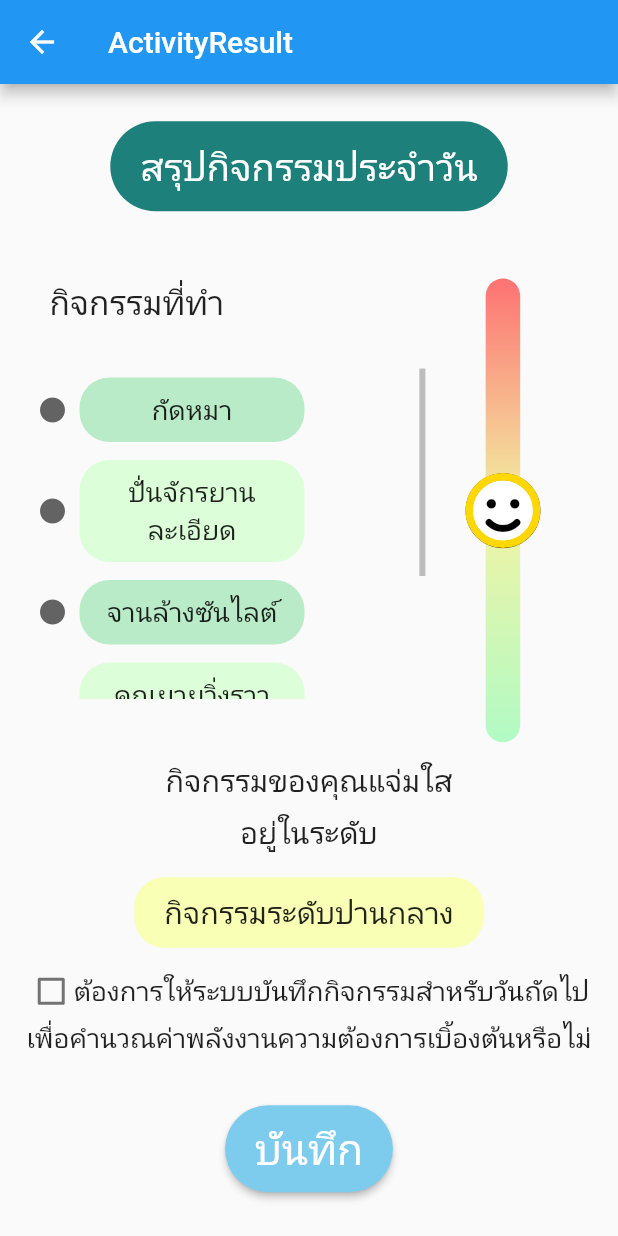
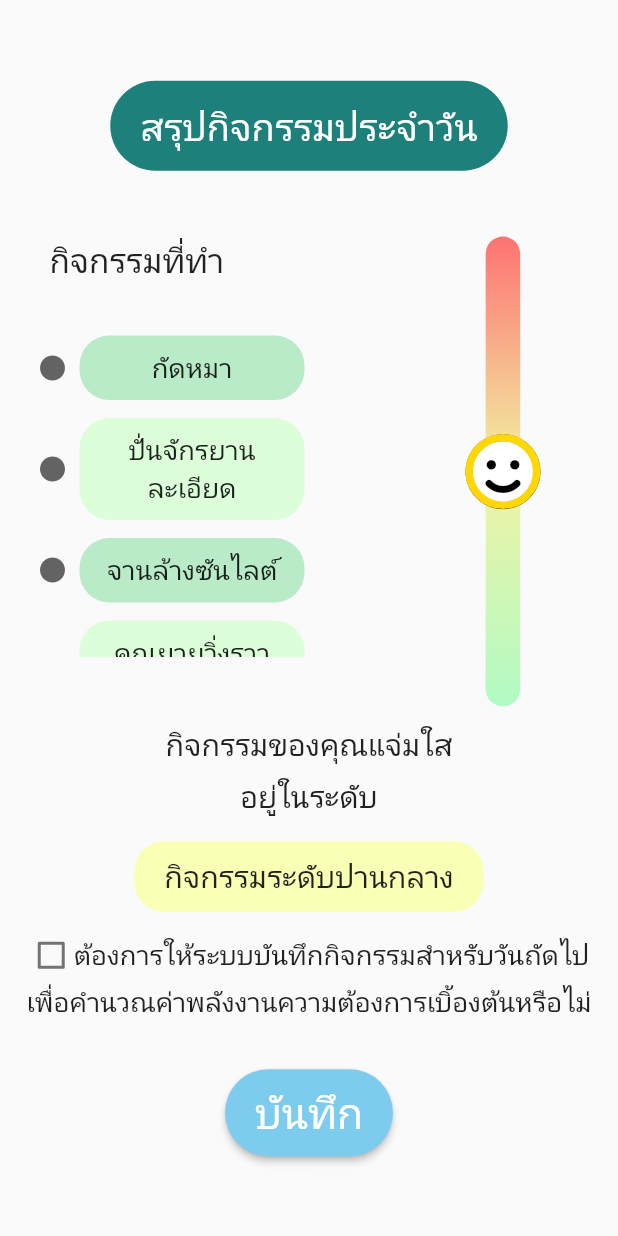
Before and after one commit to AINutritionProject/KinDeeUDee, a Flutter app: the ActivityResult screen opened directly with empty values, on a phone screen of 412 x 824 dp. Run offline on Flutter 3.47's test engine with Material 2 defaults, Android fonts, the phone set to English and light mode, and no system bars; our stand-ins replace camera, cloud_firestore, csv, dotted_border, firebase_auth, firebase_core and 6 more; missing offline and left inert: dart:ffi; accounts and stored records are empty.

Commit message:
remove activity_result appbar and change some padding

```diff
--- a/lib/pages/information/activity_result.dart
+++ b/lib/pages/information/activity_result.dart
@@ -21,9 +21,6 @@ class ActivityResult extends StatelessWidget {
   Widget build(BuildContext context) {
     return Scaffold(
       resizeToAvoidBottomInset: true,
-      appBar: AppBar(
-        title: const Text("ActivityResult"),
-      ),
       body: Center(
         child: Column(
           children: [
@@ -49,7 +46,7 @@ class ActivityResultBody extends StatelessWidget {
     return Expanded(
       flex: 3,
       child: Padding(
-        padding: const EdgeInsets.only(top: 20, left: 25, right: 25),
+        padding: const EdgeInsets.only(top: 40, left: 25, right: 25),
         child: Row(
           children: [
             Expanded(
@@ -64,7 +61,6 @@ class ActivityResultBody extends StatelessWidget {
                   SizedBox(
                     height: 220,
                     child: Scrollbar(
-                      thumbVisibility: true,
                       child: ListView.builder(
                         itemCount: activities.length,
                         itemBuilder: (BuildContext context, int index) {
@@ -128,6 +124,8 @@ class ActivityResultHeader extends StatelessWidget {
   Widget build(BuildContext context) {
     return Expanded(
       flex: 1,
+      child: Padding(
+        padding: const EdgeInsets.only(top: 50.0),
         child: Center(
           child: Container(
             decoration: BoxDecoration(
@@ -139,6 +137,7 @@ class ActivityResultHeader extends StatelessWidget {
               child: Text(
                 "สรุปกิจกรรมประจำวัน",
                 style: TextStyle(fontSize: 25, color: Colors.white),
+              ),
             ),
           ),
         ),
```
Lines whose indentation alone changed are shown as unchanged.
